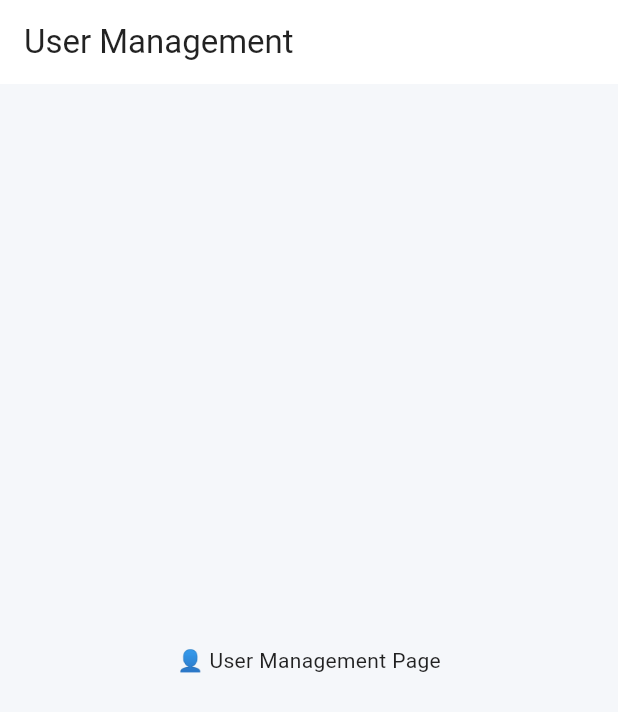
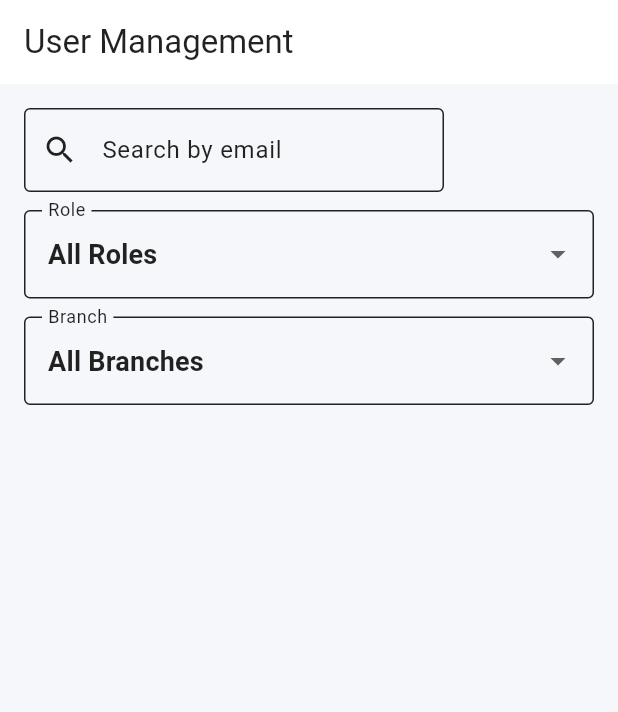
Before and after one commit to jsonjuliane/pos-app, a Flutter app: the UserManagementPage screen opened by its route, on a phone screen of 412 x 824 dp. Shown: the top 712 px of the screen. Run offline on Flutter 3.47's test engine with Material 3 defaults, Android fonts, the phone set to English and light mode, and no system bars; our stand-ins replace cloud_firestore, firebase_auth, firebase_core, flutter_riverpod, go_router; accounts and stored records are empty.

Commit message:
[USER] Initial user management page and providers

```diff
--- a/lib/core/routing/app_router.dart
+++ b/lib/core/routing/app_router.dart
@@ -4,7 +4,7 @@ import 'package:go_router/go_router.dart';
 
 import '../../features/auth/presentation/pages/login_page.dart';
 import '../../features/products/presentation/pages/product_list_page.dart';
-import '../../features/users/presentation/pages/user_management_page.dart';
+import '../../features/user_management/presentation/pages/user_management_page.dart';
 import 'go_router_refresh_stream.dart';
 
 class AppRouter {
--- a/lib/features/auth/data/models/app_user.dart
+++ b/lib/features/auth/data/models/app_user.dart
@@ -1,32 +1,25 @@
 import 'package:flutter/foundation.dart';
 import 'package:cloud_firestore/cloud_firestore.dart';
 
-/// Represents an authenticated user of the POS system,
-/// stored in Firestore under `/users/{uid}` where `uid` matches Firebase Auth.
-///
-/// This model supports role-based access and branch-level association.
+/// Represents a POS system user.
 @immutable
 class AppUser {
-  /// Firebase Auth UID (also the Firestore document ID)
   final String uid;
+  final String name;
+  final String email;
+  final String role;
+  final String? branchId;
+  final DateTime? createdAt;
+  final DateTime? updatedAt;
 
-  /// Full name of the user (e.g., for display in UI)
-  final String name;
+  /// Whether the account is disabled (e.g., deactivated by owner/admin)
+  final bool disabled;
 
-  /// Email address of the user (used for login)
-  final String email;
+  /// Whether the user must change password on next login
+  final bool tempPassword;
 
-  /// Role of the user: can be 'owner', 'admin', or 'staff'
-  final String role;
-
-  /// Optional branch ID the user belongs to (null for 'owner' role)
-  final String? branchId;
-
-  /// Timestamp when this user was created (nullable)
-  final DateTime? createdAt;
-
-  /// Timestamp of last update to user record (nullable)
-  final DateTime? updatedAt;
+  /// Last login timestamp for audit purposes
+  final DateTime? lastLogin;
 
   const AppUser({
     required this.uid,
@@ -36,18 +29,13 @@ class AppUser {
     this.branchId,
     this.createdAt,
     this.updatedAt,
+    this.disabled = false,
+    this.tempPassword = false,
+    this.lastLogin,
   });
 
-  /// Creates an [AppUser] instance from a Firestore document snapshot.
-  ///
-  /// This assumes:
-  /// - The `uid` is stored as the document ID.
-  /// - Required fields are `name`, `email`, and `role`.
-  ///
-  /// Throws [FormatException] if the document is missing required fields.
   factory AppUser.fromDoc(DocumentSnapshot<Map<String, dynamic>> doc) {
     final data = doc.data();
-
     if (data == null) {
       throw const FormatException('User document data is null');
     }
@@ -68,12 +56,12 @@ class AppUser {
       branchId: data['branchId'] as String?,
       createdAt: (data['createdAt'] as Timestamp?)?.toDate(),
       updatedAt: (data['updatedAt'] as Timestamp?)?.toDate(),
+      lastLogin: (data['lastLogin'] as Timestamp?)?.toDate(),
+      tempPassword: data['tempPassword'] as bool? ?? false,
+      disabled: data['disabled'] as bool? ?? false,
     );
   }
 
-  /// Converts this user into a Firestore-compatible map.
-  ///
-  /// Used for creating or updating documents in `/users/{uid}`.
   Map<String, dynamic> toMap() {
     return {
       'name': name,
@@ -82,6 +70,9 @@ class AppUser {
       if (branchId != null) 'branchId': branchId,
       if (createdAt != null) 'createdAt': Timestamp.fromDate(createdAt!),
       if (updatedAt != null) 'updatedAt': Timestamp.fromDate(updatedAt!),
+      'disabled': disabled,
+      'tempPassword': tempPassword,
+      if (lastLogin != null) 'lastLogin': Timestamp.fromDate(lastLogin!),
     };
   }
 }
--- /dev/null
+++ b/lib/features/user_management/data/providers/branch_name_provider.dart
@@ -0,0 +1,10 @@
+// data/providers/branch_name_provider.dart
+import 'package:cloud_firestore/cloud_firestore.dart';
+import 'package:flutter_riverpod/flutter_riverpod.dart';
+
+final branchNamesProvider = FutureProvider<Map<String, String>>((ref) async {
+  final snapshot = await FirebaseFirestore.instance.collection('branches').get();
+  return {
+    for (var doc in snapshot.docs) doc.id: doc['name'] as String,
+  };
+});
--- /dev/null
+++ b/lib/features/user_management/data/providers/user_provider.dart
@@ -0,0 +1,30 @@
+import 'package:cloud_firestore/cloud_firestore.dart';
+import 'package:flutter_riverpod/flutter_riverpod.dart';
+
+import '../../../auth/data/models/app_user.dart';
+import '../../../auth/presentation/providers/auth_user_providers.dart';
+
+final allUsersProvider = StreamProvider.autoDispose<List<AppUser>>((ref) {
+  final authUser = ref.watch(authUserProvider).value;
+
+  if (authUser == null) return const Stream.empty();
+
+  final usersRef = FirebaseFirestore.instance.collection('users');
+
+  Query query = usersRef;
+
+  if (authUser.role == 'admin') {
+    query = query.where('role', isNotEqualTo: 'owner');
+  }
+
+  return query.snapshots().map(
+    (snapshot) =>
+        snapshot.docs
+            .map(
+              (doc) => AppUser.fromDoc(
+                doc as QueryDocumentSnapshot<Map<String, dynamic>>,
+              ),
+            )
+            .toList(),
+  );
+});
--- /dev/null
+++ b/lib/features/user_management/presentation/pages/user_management_page.dart
@@ -0,0 +1,254 @@
+import 'package:flutter/material.dart';
+import 'package:flutter_riverpod/flutter_riverpod.dart';
+
+import '../../../auth/data/models/app_user.dart';
+import '../../data/providers/branch_name_provider.dart';
+import '../../data/providers/user_provider.dart';
+
+class UserManagementPage extends ConsumerWidget {
+  const UserManagementPage({super.key});
+
+  @override
+  Widget build(BuildContext context, WidgetRef ref) {
+    final usersAsync = ref.watch(allUsersProvider);
+
+    return Scaffold(
+      appBar: AppBar(title: const Text('User Management')),
+      body: usersAsync.when(
+        loading: () => const Center(child: CircularProgressIndicator()),
+        error: (e, _) => Center(child: Text('Error: $e')),
+        data: (users) {
+          final isWide = MediaQuery.of(context).size.width >= 700;
+          return Column(
+            children: [
+              const Padding(
+                padding: EdgeInsets.all(16),
+                child: _SearchAndFilterBar(),
+              ),
+              Expanded(
+                child: isWide
+                    ? _UserDataTable(users: users)
+                    : _UserListView(users: users),
+              ),
+            ],
+          );
+        },
+      ),
+    );
+  }
+}
+
+class _SearchAndFilterBar extends StatelessWidget {
+  const _SearchAndFilterBar();
+
+  @override
+  Widget build(BuildContext context) {
+    return Wrap(
+      spacing: 12,
+      runSpacing: 12,
+      children: [
+        SizedBox(
+          width: 280,
+          child: TextField(
+            decoration: const InputDecoration(
+              labelText: 'Search by email',
+              prefixIcon: Icon(Icons.search),
+              border: OutlineInputBorder(),
+            ),
+            onChanged: (value) {
+              // TODO: Apply search filter logic
+            },
+          ),
+        ),
+        DropdownButtonFormField<String>(
+          decoration: const InputDecoration(
+            labelText: 'Role',
+            border: OutlineInputBorder(),
+          ),
+          value: 'all',
+          items: const [
+            DropdownMenuItem(value: 'all', child: Text('All Roles')),
+            DropdownMenuItem(value: 'admin', child: Text('Admin')),
+            DropdownMenuItem(value: 'staff', child: Text('Staff')),
+          ],
+          onChanged: (value) {
+            // TODO: Apply role filter logic
+          },
+        ),
+        DropdownButtonFormField<String>(
+          decoration: const InputDecoration(
+            labelText: 'Branch',
+            border: OutlineInputBorder(),
+          ),
+          value: 'all',
+          items: const [
+            DropdownMenuItem(value: 'all', child: Text('All Branches')),
+            // TODO: Add actual branches here
+          ],
+          onChanged: (value) {
+            // TODO: Apply branch filter logic
+          },
+        ),
+      ],
+    );
+  }
+}
+
+class _UserListView extends StatelessWidget {
+  final List<AppUser> users;
+
+  const _UserListView({required this.users});
+
+  @override
+  Widget build(BuildContext context) {
+    return ListView.separated(
+      itemCount: users.length,
+      padding: const EdgeInsets.symmetric(horizontal: 12, vertical: 4),
+      separatorBuilder: (_, __) => const Divider(),
+      itemBuilder: (context, index) {
+        final user = users[index];
+
+        return ListTile(
+          title: Text(user.email),
+          subtitle: Text('${user.role} • ${user.branchId ?? 'Unassigned'}'),
+          trailing: IconButton(
+            icon: const Icon(Icons.more_vert),
+            onPressed: () => _showUserActions(context, user),
+          ),
+        );
+      },
+    );
+  }
+
+  void _showUserActions(BuildContext context, AppUser user) {
+    showModalBottomSheet(
+      context: context,
+      isScrollControlled: true,
+      showDragHandle: true,
+      builder: (context) => _UserActionSheet(user: user),
+    );
+  }
+}
+
+class _UserDataTable extends ConsumerWidget {
+  final List<AppUser> users;
+  const _UserDataTable({required this.users});
+
+  @override
+  Widget build(BuildContext context, WidgetRef ref) {
+    final branchNames = ref.watch(branchNamesProvider).maybeWhen(
+      data: (map) => map,
+      orElse: () => {},
+    );
+
+    return SingleChildScrollView(
+      padding: const EdgeInsets.all(16),
+      scrollDirection: Axis.horizontal,
+      child: DataTable(
+        columnSpacing: 24,
+        columns: const [
+          DataColumn(label: Text('Email')),
+          DataColumn(label: Text('Role')),
+          DataColumn(label: Text('Branch')),
+          DataColumn(label: Text('Status')),
+          DataColumn(label: Text('Actions')),
+        ],
+        rows: users.map((user) {
+          final branchName = branchNames[user.branchId] ?? '-';
+
+          return DataRow(cells: [
+            DataCell(Text(user.email)),
+            DataCell(Text(user.role)),
+            DataCell(Text(branchName)),
+            DataCell(Text(user.disabled ? 'Disabled' : 'Active')),
+            DataCell(Row(
+              children: [
+                IconButton(
+                  icon: const Icon(Icons.swap_horiz),
+                  tooltip: 'Assign Branch',
+                  onPressed: () {
+                    // Assign Branch
+                  },
+                ),
+                IconButton(
+                  icon: const Icon(Icons.lock_reset),
+                  tooltip: 'Set Temp Password',
+                  onPressed: () {
+                    // Set temp password
+                  },
+                ),
+                IconButton(
+                  icon: Icon(
+                    user.disabled ? Icons.toggle_off : Icons.toggle_on,
+                  ),
+                  tooltip: user.disabled ? 'Enable' : 'Disable',
+                  onPressed: () {
+                    // Toggle disabled
+                  },
+                ),
+                IconButton(
+                  icon: const Icon(Icons.delete),
+                  tooltip: 'Delete',
+                  onPressed: () {
+                    // Delete user
+                  },
+                ),
+              ],
+            )),
+          ]);
+        }).toList(),
+      ),
+    );
+  }
+}
+
+class _UserActionSheet extends StatelessWidget {
+  final AppUser user;
+
+  const _UserActionSheet({required this.user});
+
+  @override
+  Widget build(BuildContext context) {
+    return SafeArea(
+      child: ListView(
+        padding: const EdgeInsets.all(16),
+        shrinkWrap: true,
+        children: [
+          Text(
+            user.email,
+            style: Theme.of(context).textTheme.titleLarge,
+          ),
+          const Divider(height: 24),
+          ListTile(
+            leading: const Icon(Icons.swap_horiz),
+            title: const Text('Assign Branch'),
+            onTap: () {
+              // TODO
+            },
+          ),
+          ListTile(
+            leading: const Icon(Icons.lock_reset),
+            title: const Text('Set Temp Password'),
+            onTap: () {
+              // TODO
+            },
+          ),
+          ListTile(
+            leading: const Icon(Icons.block),
+            title: const Text('Disable/Enable'),
+            onTap: () {
+              // TODO
+            },
+          ),
+          ListTile(
+            leading: const Icon(Icons.delete_forever),
+            title: const Text('Delete'),
+            onTap: () {
+              // TODO
+            },
+          ),
+        ],
+      ),
+    );
+  }
+}
--- a/lib/features/users/presentation/pages/user_management_page.dart
+++ /dev/null
@@ -1,13 +0,0 @@
-import 'package:flutter/material.dart';
-
-class UserManagementPage extends StatelessWidget {
-  const UserManagementPage({super.key});
-
-  @override
-  Widget build(BuildContext context) {
-    return Scaffold(
-      appBar: AppBar(title: const Text('User Management')), // 👈 Add const here
-      body: const Center(child: Text('👤 User Management Page')),
-    );
-  }
-}
```
